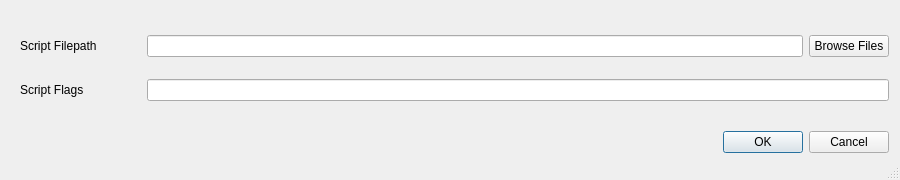
Tw1ddle/geometrize, file geometrize/dialog/runscriptdialog.ui: the form before one commit.
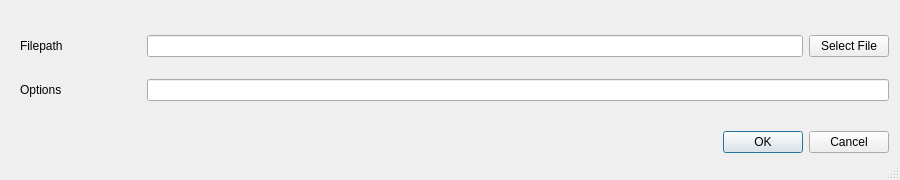
The form after the commit.

Diff of the .ui file:
```diff
--- a/geometrize/dialog/runscriptdialog.ui
+++ b/geometrize/dialog/runscriptdialog.ui
@@ -69,7 +69,7 @@
              </sizepolicy>
             </property>
             <property name="text">
-             <string>Script Filepath</string>
+             <string extracomment="Text on a label next to an item that contains the path to a file">Filepath</string>
             </property>
            </widget>
           </item>
@@ -98,7 +98,7 @@
        <item>
         <widget class="QPushButton" name="scriptFileDialogButton">
          <property name="text">
-          <string>Browse Files</string>
+          <string extracomment="Text on a button that opens a dialog for selecting a file when pressed">Select File</string>
          </property>
         </widget>
        </item>
@@ -133,7 +133,7 @@
              </sizepolicy>
             </property>
             <property name="text">
-             <string>Script Flags</string>
+             <string extracomment="Text on a label next to an item containing script settings and option flags">Options</string>
             </property>
            </widget>
           </item>
```
